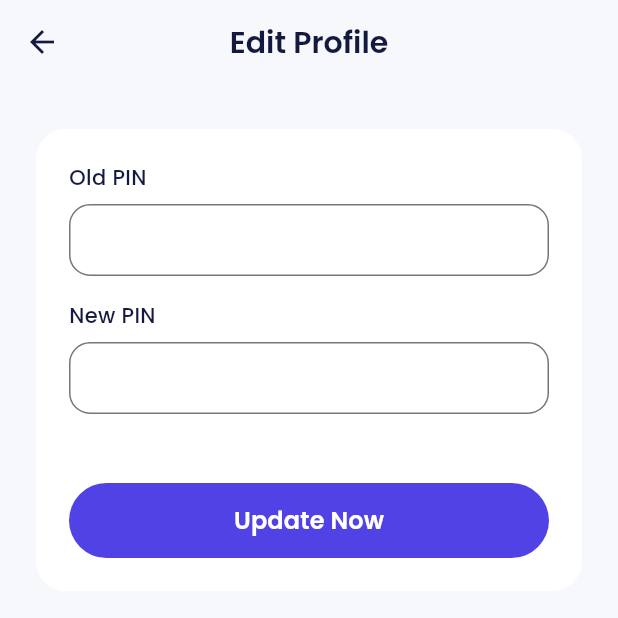
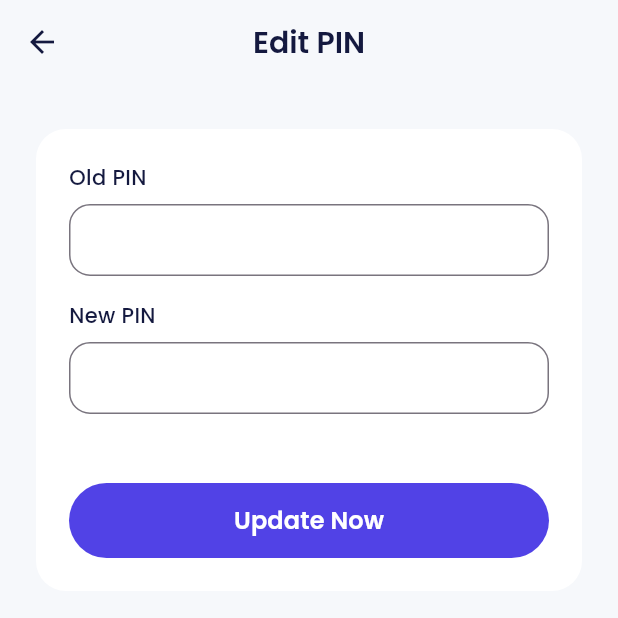
Before and after one commit to imronarth/bank_sha, a Flutter app: the ProfileEditPinPage screen opened by its route, on a phone screen of 412 x 824 dp, the top half of it. Run offline on Flutter 3.47's test engine with Material 3 defaults, Android fonts, the phone set to English and light mode, and no system bars; our stand-ins replace another_flushbar, bloc, carousel_slider, equatable, flutter_bloc, flutter_secure_storage and 2 more; accounts and stored records are empty.

```diff
--- a/lib/blocs/auth/auth_event.dart
+++ b/lib/blocs/auth/auth_event.dart
@@ -40,3 +40,15 @@ class AuthUpdateUser extends AuthEvent {
   @override
   List<Object> get props => [data];
 }
+
+class AuthUpdatePin extends AuthEvent {
+  final String oldPin;
+  final String newPin;
+  const AuthUpdatePin(
+    this.oldPin,
+    this.newPin,
+  );
+
+  @override
+  List<Object> get props => [oldPin, newPin];
+}
--- a/lib/ui/pages/profile_edit_pin.dart
+++ b/lib/ui/pages/profile_edit_pin.dart
@@ -1,18 +1,45 @@
+import 'package:bank_sha/blocs/auth/auth_bloc.dart';
+import 'package:bank_sha/shared/shared_methods.dart';
 import 'package:bank_sha/shared/theme.dart';
 import 'package:bank_sha/ui/widgets/buttons.dart';
 import 'package:bank_sha/ui/widgets/forms.dart';
 import 'package:flutter/material.dart';
+import 'package:flutter_bloc/flutter_bloc.dart';
 
-class ProfileEditPinPage extends StatelessWidget {
+class ProfileEditPinPage extends StatefulWidget {
   const ProfileEditPinPage({super.key});
 
+  @override
+  State<ProfileEditPinPage> createState() => _ProfileEditPinPageState();
+}
+
+class _ProfileEditPinPageState extends State<ProfileEditPinPage> {
+  final oldPinController = TextEditingController(text: '');
+  final newPinController = TextEditingController(text: '');
   @override
   Widget build(BuildContext context) {
     return Scaffold(
       appBar: AppBar(
-        title: const Text('Edit Profile'),
+        title: const Text('Edit PIN'),
       ),
-      body: ListView(
+      body: BlocConsumer<AuthBloc, AuthState>(
+        listener: (context, state) {
+          if (state is AuthFailed) {
+            showCustomSnackBar(context, state.e);
+          }
+
+          if (state is AuthSuccess) {
+            Navigator.pushNamedAndRemoveUntil(
+                context, '/profile-edit-success', (route) => false);
+          }
+        },
+        builder: (context, state) {
+          if (state is AuthLoading) {
+            return const Center(
+              child: CircularProgressIndicator(),
+            );
+          }
+          return ListView(
             padding: const EdgeInsets.symmetric(horizontal: 24),
             children: [
               const SizedBox(
@@ -25,11 +52,19 @@ class ProfileEditPinPage extends StatelessWidget {
                 child: Column(
                   crossAxisAlignment: CrossAxisAlignment.start,
                   children: [
-                const CustomFormField(title: "Old PIN"),
+                    CustomFormField(
+                      title: "Old PIN",
+                      controller: oldPinController,
+                      obscureText: true,
+                    ),
                     const SizedBox(
                       height: 16,
                     ),
-                const CustomFormField(title: "New PIN"),
+                    CustomFormField(
+                      title: "New PIN",
+                      controller: newPinController,
+                      obscureText: true,
+                    ),
                     const SizedBox(
                       height: 16,
                     ),
@@ -39,13 +74,20 @@ class ProfileEditPinPage extends StatelessWidget {
                     CustomFilledButton(
                       title: "Update Now",
                       onPressed: () {
-                    Navigator.pushNamedAndRemoveUntil(context, '/profile-edit-success', (route) => false);
+                        context.read<AuthBloc>().add(
+                              AuthUpdatePin(
+                                oldPinController.text,
+                                newPinController.text,
+                              ),
+                            );
                       },
                     )
                   ],
                 ),
               )
             ],
+          );
+        },
       ),
     );
   }
```
Also changed, not shown: lib/blocs/auth/auth_bloc.dart (+22 -0 lines), lib/services/wallet_service.dart (added, +29 -0 lines). Lines whose indentation alone changed are shown as unchanged.
